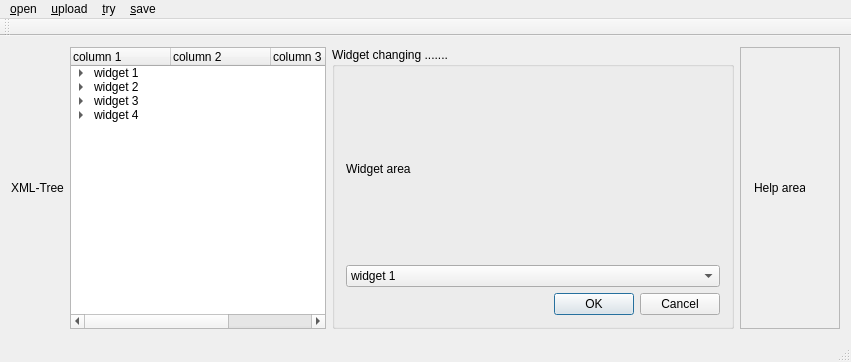
Qt form mainwindow.ui (KDE/pairs) before a commit.
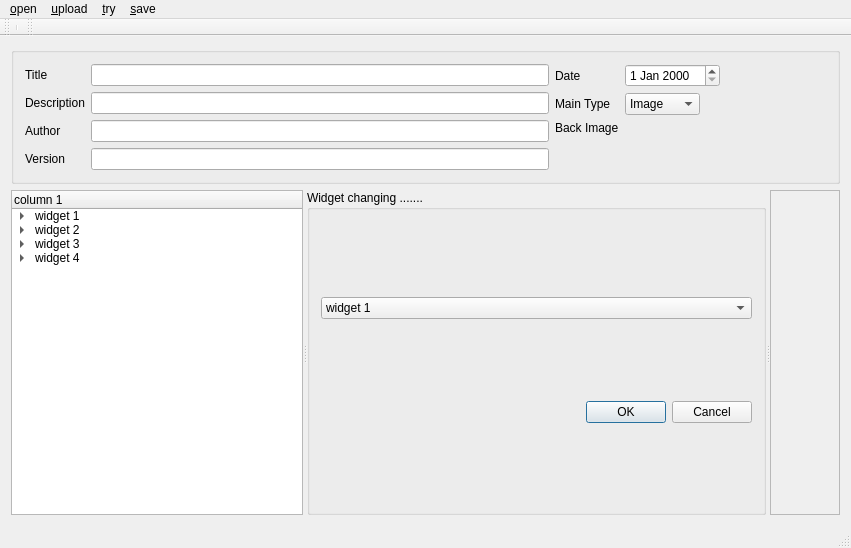
The same form after that commit. Custom widgets are drawn as their Qt base class.

Patch:
```diff
--- a/mainwindow.ui
+++ b/mainwindow.ui
@@ -7,43 +7,177 @@
     <x>0</x>
     <y>0</y>
     <width>851</width>
-    <height>362</height>
+    <height>548</height>
    </rect>
   </property>
   <property name="windowTitle">
    <string>MainWindow</string>
   </property>
   <widget class="QWidget" name="centralWidget">
+   <layout class="QVBoxLayout" name="verticalLayout_3">
+    <item>
+     <layout class="QVBoxLayout" name="verticalLayout_2">
+      <item>
+       <widget class="QGroupBox" name="groupBox_2">
+        <property name="sizePolicy">
+         <sizepolicy hsizetype="Preferred" vsizetype="Maximum">
+          <horstretch>0</horstretch>
+          <verstretch>0</verstretch>
+         </sizepolicy>
+        </property>
+        <property name="title">
+         <string/>
+        </property>
    <layout class="QHBoxLayout" name="horizontalLayout">
     <item>
+          <layout class="QFormLayout" name="formLayout">
+           <property name="fieldGrowthPolicy">
+            <enum>QFormLayout::ExpandingFieldsGrow</enum>
+           </property>
+           <item row="0" column="0">
+            <widget class="QLabel" name="titleLabel">
+             <property name="text">
+              <string>Title</string>
+             </property>
+            </widget>
+           </item>
+           <item row="0" column="1">
+            <widget class="QLineEdit" name="titleEdit"/>
+           </item>
+           <item row="1" column="0">
+            <widget class="QLabel" name="descriptionLabel">
+             <property name="text">
+              <string>Description</string>
+             </property>
+            </widget>
+           </item>
+           <item row="1" column="1">
+            <widget class="QLineEdit" name="descriptionEdit"/>
+           </item>
+           <item row="3" column="0">
+            <widget class="QLabel" name="authorLabel">
+             <property name="text">
+              <string>Author</string>
+             </property>
+            </widget>
+           </item>
+           <item row="3" column="1">
+            <widget class="QLineEdit" name="authorEdit"/>
+           </item>
+           <item row="4" column="0">
+            <widget class="QLabel" name="versionLabel">
+             <property name="text">
+              <string>Version</string>
+             </property>
+            </widget>
+           </item>
+           <item row="4" column="1">
+            <widget class="QLineEdit" name="versionEdit"/>
+           </item>
+          </layout>
+         </item>
+         <item>
+          <layout class="QFormLayout" name="formLayout_2">
+           <property name="fieldGrowthPolicy">
+            <enum>QFormLayout::ExpandingFieldsGrow</enum>
+           </property>
+           <item row="0" column="0">
+            <widget class="QLabel" name="dateLabel">
+             <property name="text">
+              <string>Date</string>
+             </property>
+            </widget>
+           </item>
+           <item row="0" column="1">
+            <widget class="QDateEdit" name="dateEdit"/>
+           </item>
+           <item row="1" column="0">
+            <widget class="QLabel" name="maintypeLabel">
+             <property name="text">
+              <string>Main Type</string>
+             </property>
+            </widget>
+           </item>
+           <item row="1" column="1">
+            <widget class="QComboBox" name="maintypeBox">
+             <item>
+              <property name="text">
+               <string>Image</string>
+              </property>
+             </item>
+             <item>
+              <property name="text">
+               <string>Relation</string>
+              </property>
+             </item>
+             <item>
+              <property name="text">
+               <string>Sound</string>
+              </property>
+             </item>
+             <item>
+              <property name="text">
+               <string>Word</string>
+              </property>
+             </item>
+            </widget>
+           </item>
+           <item row="2" column="0">
+            <widget class="QLabel" name="backLabel">
+             <property name="text">
+              <string>Back Image</string>
+             </property>
+            </widget>
+           </item>
+           <item row="2" column="1">
+            <widget class="KUrlRequester" name="kurlrequester"/>
+           </item>
+          </layout>
+         </item>
+         <item>
+          <layout class="QVBoxLayout" name="verticalLayout_4">
+           <item>
      <widget class="QLabel" name="label">
+             <property name="sizePolicy">
+              <sizepolicy hsizetype="Maximum" vsizetype="Maximum">
+               <horstretch>0</horstretch>
+               <verstretch>0</verstretch>
+              </sizepolicy>
+             </property>
+             <property name="minimumSize">
+              <size>
+               <width>100</width>
+               <height>100</height>
+              </size>
+             </property>
       <property name="text">
-       <string>XML-Tree</string>
-      </property>
+              <string/>
+             </property>
+            </widget>
+           </item>
+          </layout>
+         </item>
+        </layout>
      </widget>
     </item>
     <item>
+       <widget class="QSplitter" name="splitter_2">
+        <property name="orientation">
+         <enum>Qt::Horizontal</enum>
+        </property>
+        <widget class="QSplitter" name="splitter">
+         <property name="orientation">
+          <enum>Qt::Horizontal</enum>
+         </property>
      <widget class="QTreeWidget" name="treeWidget">
+          <property name="columnCount">
+           <number>1</number>
+          </property>
       <column>
        <property name="text">
         <string>column 1</string>
        </property>
       </column>
-      <column>
-       <property name="text">
-        <string>column 2</string>
-       </property>
-      </column>
-      <column>
-       <property name="text">
-        <string>column 3</string>
-       </property>
-      </column>
-      <column>
-       <property name="text">
-        <string>column 4</string>
-       </property>
-      </column>
       <item>
        <property name="text">
         <string>widget 1</string>
@@ -85,26 +219,12 @@
        </item>
       </item>
      </widget>
-    </item>
-    <item>
-     <layout class="QHBoxLayout" name="horizontalLayout_3"/>
-    </item>
-    <item>
-     <layout class="QHBoxLayout" name="horizontalLayout_2">
-      <item>
        <widget class="QGroupBox" name="groupBox">
         <property name="title">
          <string>Widget changing .......</string>
         </property>
-        <layout class="QGridLayout" name="gridLayout">
-         <item row="2" column="0">
-          <widget class="QLabel" name="label_2">
-           <property name="text">
-            <string>Widget area</string>
-           </property>
-          </widget>
-         </item>
-         <item row="3" column="0">
+          <layout class="QVBoxLayout" name="verticalLayout">
+           <item>
           <widget class="QComboBox" name="comboBox">
            <property name="minimumSize">
             <size>
@@ -144,7 +264,7 @@
            </item>
           </widget>
          </item>
-         <item row="4" column="0">
+           <item>
           <widget class="QDialogButtonBox" name="buttonBox">
            <property name="minimumSize">
             <size>
@@ -159,12 +279,7 @@
          </item>
         </layout>
        </widget>
-      </item>
-     </layout>
-    </item>
-    <item>
-     <layout class="QHBoxLayout" name="horizontalLayout_4">
-      <item>
+        </widget>
        <widget class="QScrollArea" name="scrollArea">
         <property name="widgetResizable">
          <bool>true</bool>
@@ -174,21 +289,9 @@
           <rect>
            <x>0</x>
            <y>0</y>
-           <width>119</width>
-           <height>299</height>
-          </rect>
-         </property>
-         <widget class="QLabel" name="label_4">
-          <property name="geometry">
-           <rect>
-            <x>13</x>
-            <y>130</y>
-            <width>51</width>
-            <height>20</height>
-           </rect>
-          </property>
-          <property name="text">
-           <string>Help area</string>
+            <width>70</width>
+            <height>357</height>
+           </rect>
           </property>
          </widget>
         </widget>
@@ -243,8 +346,20 @@
    <attribute name="toolBarBreak">
     <bool>false</bool>
    </attribute>
+   <addaction name="separator"/>
   </widget>
   <widget class="QStatusBar" name="statusBar"/>
+  <widget class="QToolBar" name="toolBar">
+   <property name="windowTitle">
+    <string>toolBar</string>
+   </property>
+   <attribute name="toolBarArea">
+    <enum>TopToolBarArea</enum>
+   </attribute>
+   <attribute name="toolBarBreak">
+    <bool>false</bool>
+   </attribute>
+  </widget>
   <action name="action_open">
    <property name="text">
     <string>&amp;open </string>
@@ -267,6 +382,13 @@
   </action>
  </widget>
  <layoutdefault spacing="6" margin="11"/>
+ <customwidgets>
+  <customwidget>
+   <class>KUrlRequester</class>
+   <extends>QFrame</extends>
+   <header>kurlrequester.h</header>
+  </customwidget>
+ </customwidgets>
  <resources/>
  <connections/>
 </ui>
```
Lines whose indentation alone changed are shown as unchanged.
